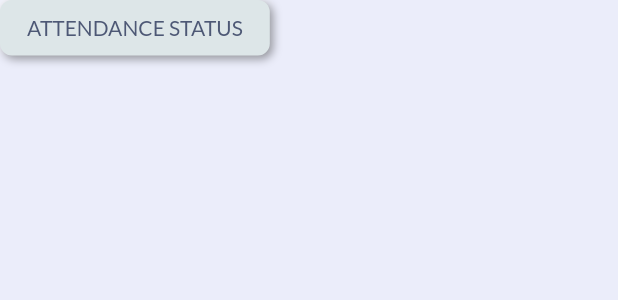
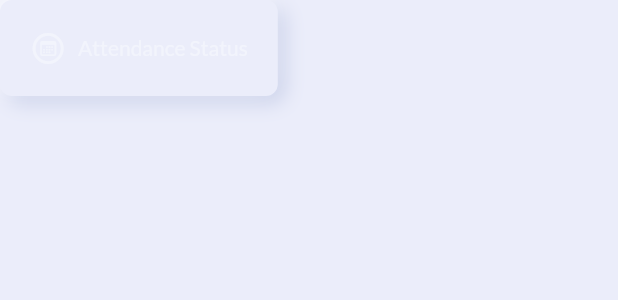
Before and after one commit to Workify-PS/Flutter-Frontend, a Flutter app: the Button widget shown alone on an empty page, opened directly, on a phone screen of 412 x 824 dp. Shown: the top 300 px of the screen. Run offline on Flutter 3.47's test engine with Material 2 defaults, Android fonts, the phone set to English and light mode, and no system bars; drawn by our look-alikes of flutter_neumorphic; our stand-ins replace animated_text_kit, dio, flutter_svg, get, get_storage, google_fonts and 1 more; missing offline and left inert: fading_edge_scrollview; accounts and stored records are empty; project files that could hold a hidden picture were left out.

Commit message:
Theme changes for button neuromorphism

```diff
--- a/lib/components/attendance_card.dart
+++ b/lib/components/attendance_card.dart
@@ -1,3 +1,4 @@
+import 'package:flutter/cupertino.dart';
 import 'package:flutter/material.dart';
 import 'package:flutter_neumorphic/flutter_neumorphic.dart';
 import 'package:flutter_svg/flutter_svg.dart';
@@ -180,7 +181,7 @@ class _AttendanceCardState extends State<AttendanceCard> {
                           shape: NeumorphicShape.flat,
                           boxShape: NeumorphicBoxShape.roundRect(
                               BorderRadius.circular(12)),
-                          depth: isPunchedOut ? -5 : 10,
+                          depth: isPunchedOut ? -3 : 10,
                           border: NeumorphicBorder(color: primaryColor),
                           lightSource: LightSource.topLeft,
                           shadowLightColor: Colors.lightBlue.withOpacity(0.7),
@@ -262,8 +263,9 @@ class _AttendanceCardState extends State<AttendanceCard> {
               ),
           Spacer(),
           Button(
-            buttonTextWidget: Text('ATTENDANCE STATUS'),
+            buttonTextWidget: Text('Attendance Status'),
             onPressed: () {},
+            icon: Icon(CupertinoIcons.calendar_circle),
           ),
         ],
       ),
--- a/lib/components/button.dart
+++ b/lib/components/button.dart
@@ -1,3 +1,5 @@
+import 'dart:ui';
+
 import 'package:flutter/material.dart';
 import 'package:flutter_neumorphic/flutter_neumorphic.dart';
 import 'package:workify/utils/constants.dart';
@@ -10,35 +12,41 @@ import 'package:workify/utils/theme.dart';
 class Button extends StatelessWidget {
   final Widget buttonTextWidget;
   final void Function() onPressed;
-  final Color primaryColor;
+  final Color? primaryColor;
+  final Icon? icon;
   const Button(
       {Key? key,
       required this.buttonTextWidget,
       required this.onPressed,
-      this.primaryColor = kPrimaryColor})
+      this.icon,
+      this.primaryColor})
       : super(key: key);
 
   @override
   Widget build(BuildContext context) {
-    return true
-        ? NeumorphicButton(
-            onPressed: onPressed,
-            child: buttonTextWidget,
+    final style = TextButton.styleFrom(
+      backgroundColor:
+          primaryColor ?? Theme.of(context).scaffoldBackgroundColor,
+      primary: primaryColor != null
+          ? Colors.white
+          : Theme.of(context).textSelectionColor,
+      shape: RoundedRectangleBorder(borderRadius: BorderRadius.circular(8)),
+      padding: const EdgeInsets.symmetric(
+          horizontal: kDefaultPadding, vertical: kDefaultPadding),
+    );
+    return icon == null
+        ? TextButton(
+                onPressed: onPressed, child: buttonTextWidget, style: style)
+            .neuromorphism(
+            context,
           )
-        : TextButton(
-            onPressed: onPressed,
-            child: buttonTextWidget,
-            style: TextButton.styleFrom(
-              backgroundColor: primaryColor,
-              shape: RoundedRectangleBorder(
-                  borderRadius: BorderRadius.circular(8)),
-              padding: const EdgeInsets.symmetric(
-                  horizontal: kDefaultPadding, vertical: kDefaultPadding),
-            ),
-          ).neuromorphism(
+        : TextButton.icon(
+                icon: icon!,
+                onPressed: onPressed,
+                label: buttonTextWidget,
+                style: style)
+            .neuromorphism(
             context,
-            topShadowColor: Colors.white,
-            bottomShadowColor: primaryColor.withOpacity(0.2),
           );
   }
 }
--- a/lib/components/profile_completion_card.dart
+++ b/lib/components/profile_completion_card.dart
@@ -1,3 +1,4 @@
+import 'package:flutter/cupertino.dart';
 import 'package:flutter/material.dart';
 import 'package:percent_indicator/percent_indicator.dart';
 import 'package:get/get.dart';
@@ -55,8 +56,9 @@ class ProfileCompletionCard extends StatelessWidget {
             ),
             Spacer(),
             Button(
-              buttonTextWidget: Text("Complete Now".toUpperCase()),
+              buttonTextWidget: Text("Complete Now"),
               onPressed: () {},
+              primaryColor: kPrimaryColor,
             ),
             // InkWell(
             //   onTap: () {
--- a/lib/screens/DashBoard.dart
+++ b/lib/screens/DashBoard.dart
@@ -46,7 +46,7 @@ class _DashBoardState extends State<DashBoard> {
           gridDelegate: SliverGridDelegateWithMaxCrossAxisExtent(
             maxCrossAxisExtent: 550,
             crossAxisSpacing: kDefaultPadding * 4,
-            mainAxisSpacing: kDefaultPadding * 1,
+            mainAxisSpacing: kDefaultPadding * 2,
             childAspectRatio: 1.2,
             //mainAxisExtent: 400,
           ),
--- a/lib/utils/theme.dart
+++ b/lib/utils/theme.dart
@@ -77,7 +77,7 @@ class MyTheme {
                 CupertinoThemeData().textTheme.navLargeTitleTextStyle.copyWith(
                       fontSize: 36,
                       fontWeight: FontWeight.bold,
-                      color: kTextColor,
+                      color: kTextDarkColor,
                     ),
           ),
           scaffoldBackgroundColor: kScaffoldDarkColor,
```
Also changed, not shown: lib/components/side_menu.dart (+12 -4 lines).
